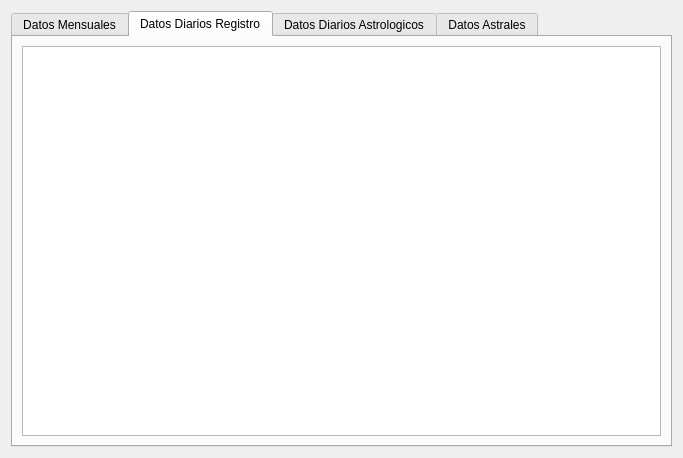
Before: the Qt Designer form MeteoAstrologia/monthviewwidget.ui in diegowald/meteo, drawn with Qt 5.
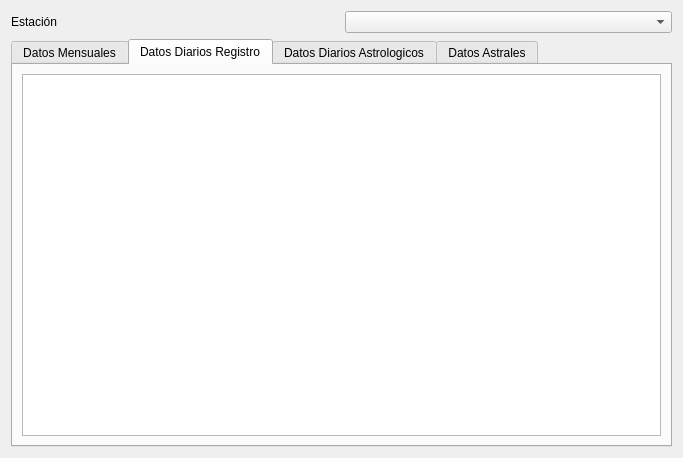
After: the same form once the commit is applied. The open tabs and pages were chosen to show the change. Custom widgets are drawn as their Qt base class.

Commit message: Se añade la estacion de trabajo.

Diff of the .ui file:
```diff
--- a/MeteoAstrologia/monthviewwidget.ui
+++ b/MeteoAstrologia/monthviewwidget.ui
@@ -13,7 +13,23 @@
   <property name="windowTitle">
    <string>Form</string>
   </property>
+  <layout class="QVBoxLayout" name="verticalLayout_6">
+   <item>
   <layout class="QVBoxLayout" name="verticalLayout_2">
+     <item>
+      <layout class="QHBoxLayout" name="horizontalLayout_2">
+       <item>
+        <widget class="QLabel" name="label_2">
+         <property name="text">
+          <string>Estación</string>
+         </property>
+        </widget>
+       </item>
+       <item>
+        <widget class="QComboBox" name="cboEstacion"/>
+       </item>
+      </layout>
+     </item>
    <item>
     <widget class="QTabWidget" name="tabWidget">
      <property name="currentIndex">
@@ -139,6 +155,8 @@
       </layout>
      </widget>
     </widget>
+     </item>
+    </layout>
    </item>
   </layout>
  </widget>
```
Left out of the diff: 2 changed lines with no effect on the pictures. Lines whose indentation alone changed are shown as unchanged. The commit also changes 48 other files.
